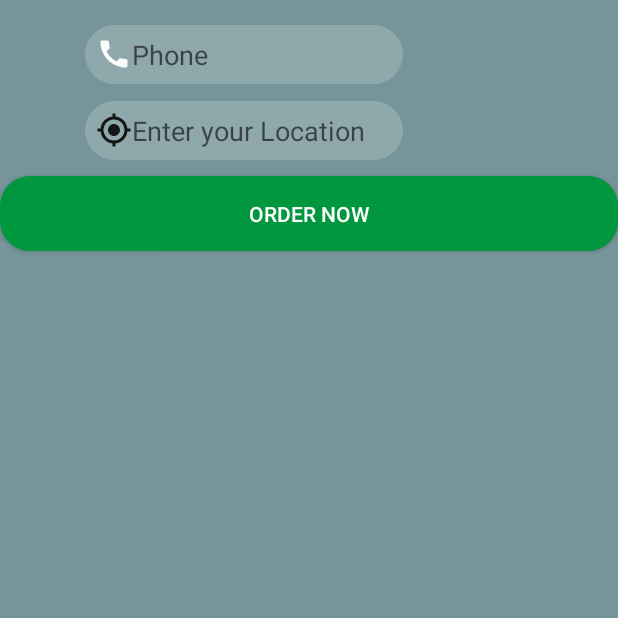
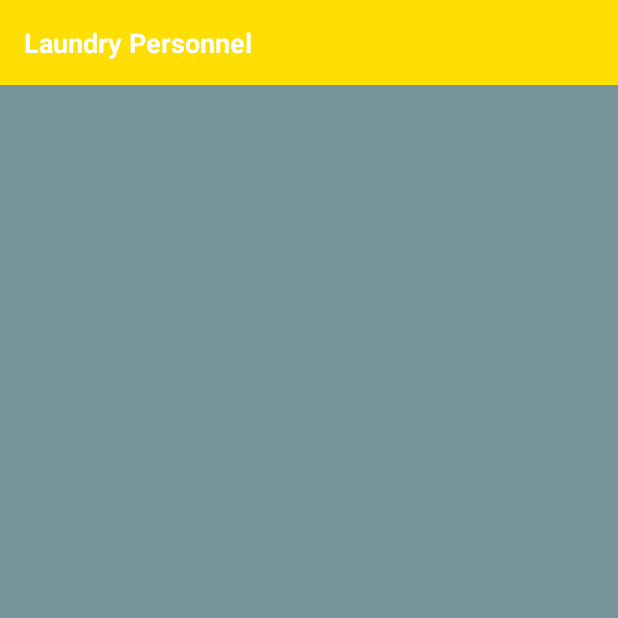
Before and after one commit to dmungai97/LAUNDRY_BORA, an Android app: the servicemenlist screen opened directly, with no data from a screen before it, on a phone screen of 412 x 824 dp, the top half of it. Run offline under Robolectric (Android 15) with nearby library versions, the light colour scheme and no system bars; our stand-ins replace Firebase (no records; nobody signed in at launch, a user with empty details on screens opened directly); 2 statements that could not run were skipped.

Commit message:
Changes made in selecting laundry personnel in servicemenlist.java

```diff
--- a/app/src/main/res/layout/activity_servicemenlist.xml
+++ b/app/src/main/res/layout/activity_servicemenlist.xml
@@ -4,68 +4,35 @@
     xmlns:tools="http://schemas.android.com/tools"
     android:layout_width="match_parent"
     android:layout_height="match_parent"
-    tools:context=".servicemenlist"
     android:orientation="vertical"
     android:background="#8A023C45"
     android:backgroundTintMode="src_over">
 
-
+    <!-- Header -->
     <LinearLayout
-        android:id="@+id/li1"
         android:layout_width="match_parent"
         android:layout_height="wrap_content"
-        android:backgroundTint="@color/cardbg"
+        android:padding="16dp"
+        android:background="@color/owl_yellow"
+        android:orientation="vertical">
 
-        android:orientation="vertical"
-        app:layout_constraintBaseline_toBottomOf="parent">
-
-        <EditText
-            android:id="@+id/Send_phone"
+        <TextView
             android:layout_width="wrap_content"
             android:layout_height="wrap_content"
-            android:layout_marginStart="56dp"
-            android:layout_marginTop="16dp"
-            android:background="@drawable/edit_style"
-            android:backgroundTint="@color/divider_color"
-            android:drawableLeft="@drawable/ic_baseline_call_24"
-            android:ems="10"
-            android:hint="Phone"
-            android:inputType="phone" />
+            android:text="@string/list_header"
+            android:textSize="18sp"
+            android:textColor="@android:color/white"
+            android:textStyle="bold"/>
 
-        <EditText
-            android:id="@+id/ClientLocation"
-            android:layout_width="wrap_content"
-            android:layout_height="wrap_content"
-            android:layout_marginStart="56dp"
-            android:layout_marginTop="10dp"
-            android:background="@drawable/edit_style"
-            android:backgroundTint="@color/divider_color"
-            android:drawableLeft="@drawable/ic_baseline_gps_fixed_24"
-            android:ems="10"
-            android:hint="Enter your Location"
-            android:inputType="textPostalAddress" />
-
-
-        <androidx.appcompat.widget.AppCompatButton
-            android:id="@+id/imageButton"
-            android:layout_width="match_parent"
-            android:layout_height="50dp"
-            android:layout_marginTop="10dp"
-            android:layout_marginBottom="10dp"
-            android:background="@drawable/pick_total_shape"
-            android:backgroundTint="#01973F"
-            android:onClick="send_now"
-            android:text="Order now"
-            android:textColor="@color/white" />
-
+        <!-- You can add more views or customize the header as needed -->
 
     </LinearLayout>
 
+    <!-- RecyclerView -->
     <androidx.recyclerview.widget.RecyclerView
         android:id="@+id/servicelist"
         android:layout_width="match_parent"
-        android:layout_height="match_parent"
+        android:layout_height="0dp"
+        android:layout_weight="1" />
 
-
-        />
 </LinearLayout>
--- a/app/src/main/res/values/strings.xml
+++ b/app/src/main/res/values/strings.xml
@@ -22,4 +22,5 @@ $9,99</string>
     <string name="laundry_app_name">Laundry Bora</string>
     <string name="home_page">HOME🏘</string>
     <string name="type_your_feedback">Type your feedback</string>
+    <string name="list_header">Laundry Personnel</string>
 </resources>
```
Also changed, not shown: app/src/main/java/com/example/laundrypersonnelmis/RecyclerItemClickListener.java (added, +58 -0 lines), app/src/main/java/com/example/laundrypersonnelmis/myAdapter.java (+10 -3 lines).
